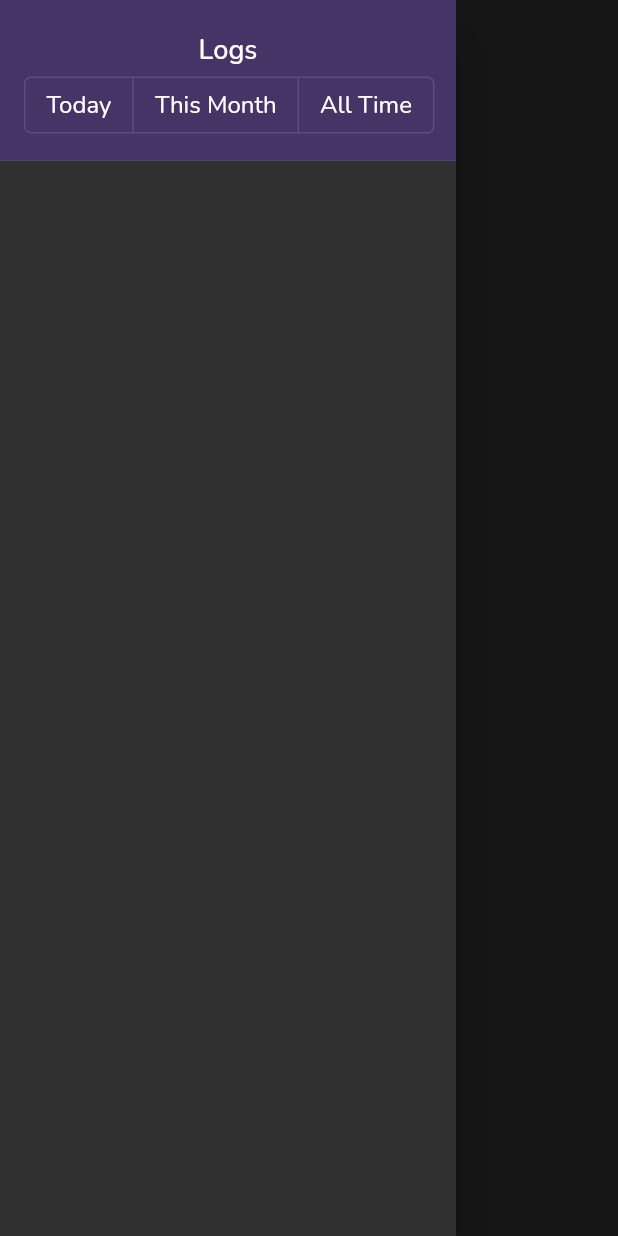
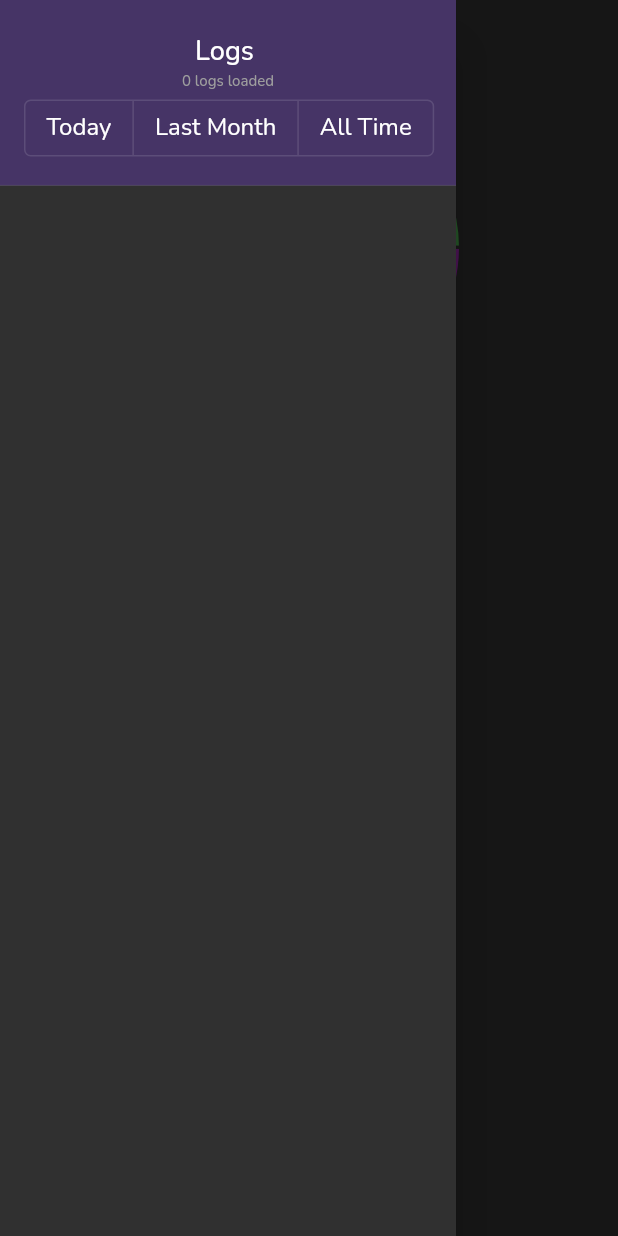
Before and after one commit to jamesearls/final-year-project, a Flutter app: the AdminBuildingScreen screen opened directly, in the side drawer, after a tap on "Today", on a phone screen of 412 x 824 dp. Run offline on Flutter 3.47's test engine with Material 2 defaults, Android fonts, the phone set to English and light mode, and no system bars; drawn by our look-alikes of fl_chart; our stand-ins replace cloud_firestore, firebase_auth, firebase_core, font_awesome_flutter, google_fonts, google_maps_flutter and 3 more; missing offline and left inert: geofence_service, nfc_manager; accounts and stored records are empty; network calls fail.

Commit message:
Added admin building screen

```diff
--- a/location_tracker/lib/screens/admin/admin_building_screen.dart
+++ b/location_tracker/lib/screens/admin/admin_building_screen.dart
@@ -1,8 +1,10 @@
 import 'package:flutter/material.dart';
-import 'package:font_awesome_flutter/font_awesome_flutter.dart';
 import 'package:location_tracker/models/models.dart';
+import 'package:location_tracker/screens/admin/building_pie_chart.dart';
 import 'package:location_tracker/screens/admin/log_list.dart';
+import 'package:location_tracker/services/firestore.dart';
 import 'package:provider/provider.dart';
+import 'package:fl_chart/fl_chart.dart';
 
 class AdminBuildingScreen extends StatefulWidget {
   const AdminBuildingScreen({Key? key}) : super(key: key);
@@ -12,18 +14,18 @@ class AdminBuildingScreen extends StatefulWidget {
 }
 
 class _AdminBuildingScreenState extends State<AdminBuildingScreen> {
+  List logs = [];
   @override
   Widget build(BuildContext context) {
-    List logs = Provider.of<List<Log>>(context);
-    // sort logs by timestamp
-    logs.sort((a, b) => b.timestamp.compareTo(a.timestamp));
+    List<Log>? logStream = Provider.of<List<Log>?>(context);
+
     final isSelected = <bool>[false, false, false];
     return Scaffold(
       drawer: Drawer(
         child: ListView(
           children: <Widget>[
             SizedBox(
-              height: MediaQuery.of(context).size.height * 0.13,
+              height: MediaQuery.of(context).size.height * 0.15,
               child: DrawerHeader(
                 margin: EdgeInsets.zero,
                 decoration: BoxDecoration(
@@ -32,25 +34,53 @@ class _AdminBuildingScreenState extends State<AdminBuildingScreen> {
                 child: Column(
                   mainAxisAlignment: MainAxisAlignment.center,
                   children: <Widget>[
-                    const Text('Logs'),
+                    const Text('Logs '),
+                    Text(
+                      '${logs.length} logs loaded',
+                      style: const TextStyle(fontSize: 10, color: Colors.grey),
+                    ),
                     Row(
                       mainAxisAlignment: MainAxisAlignment.center,
                       children: <Widget>[
                         ToggleButtons(
                           color: Colors.white,
-                          selectedColor: Colors.white,
-                          selectedBorderColor: Color(0xFF6200EE),
-                          fillColor: Color(0xFF6200EE).withOpacity(0.08),
-                          splashColor: Color(0xFF6200EE).withOpacity(0.12),
-                          hoverColor: Color(0xFF6200EE).withOpacity(0.04),
+                          selectedColor: Colors.black,
+                          selectedBorderColor: const Color(0xFF6200EE),
+                          fillColor: const Color(0xFF6200EE).withOpacity(0.08),
+                          splashColor:
+                              const Color(0xFF6200EE).withOpacity(0.12),
+                          hoverColor: const Color(0xFF6200EE).withOpacity(0.04),
                           borderRadius: BorderRadius.circular(4.0),
-                          constraints: BoxConstraints(minHeight: 36.0),
+                          constraints: const BoxConstraints(minHeight: 36.0),
                           isSelected: isSelected,
-                          onPressed: (index) {
-                            // Respond to button selection
-                            setState(() {
-                              isSelected[index] = !isSelected[index];
-                            });
+                          onPressed: (int index) async {
+                            switch (index) {
+                              case 0:
+                                List newlogs =
+                                    await FirestoreService().getTodaysLogs();
+                                setState(() {
+                                  isSelected[0] = !isSelected[0];
+                                  logs = newlogs;
+                                });
+                                break;
+                              case 1:
+                                List newlogs = await FirestoreService()
+                                    .getLastMonthsLogs();
+                                setState(() {
+                                  isSelected[1] = !isSelected[1];
+                                  logs = newlogs;
+                                });
+                                break;
+                              case 2:
+                                logs = logStream ?? [];
+                                // sort logs by timestamp
+                                logs.sort((a, b) =>
+                                    b.timestamp.compareTo(a.timestamp));
+                                setState(() {
+                                  isSelected[2] = !isSelected[2];
+                                });
+                                break;
+                            }
                           },
                           children: const [
                             Padding(
@@ -59,7 +89,7 @@ class _AdminBuildingScreenState extends State<AdminBuildingScreen> {
                             ),
                             Padding(
                               padding: EdgeInsets.symmetric(horizontal: 14.0),
-                              child: Text('This Month'),
+                              child: Text('Last Month'),
                             ),
                             Padding(
                               padding: EdgeInsets.symmetric(horizontal: 14.0),
@@ -77,8 +107,13 @@ class _AdminBuildingScreenState extends State<AdminBuildingScreen> {
           ],
         ),
       ),
-      body: const Center(
-        child: Text('Building'),
+      body: ListView(
+        children: <Widget>[
+          SizedBox(
+            height: MediaQuery.of(context).size.height * 0.4,
+            child: BuildingPieChart(choice: 0),
+          ),
+        ],
       ),
     );
   }
```
